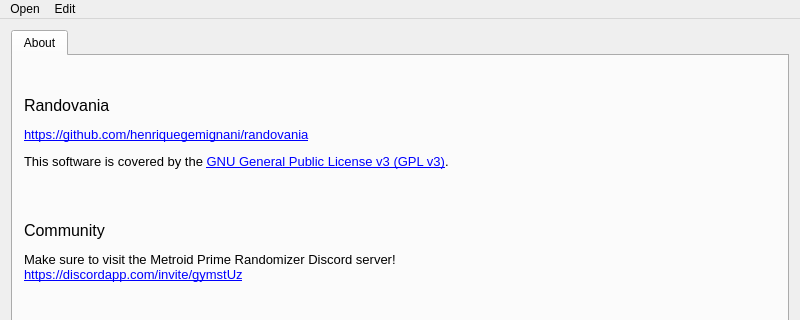
Above: randovania/gui/mainwindow.ui from randovania/randovania before the change; both pictures show x 0 to 800 and y 0 to 320 of the 800 by 588 pixel window. Below: the same form after it.
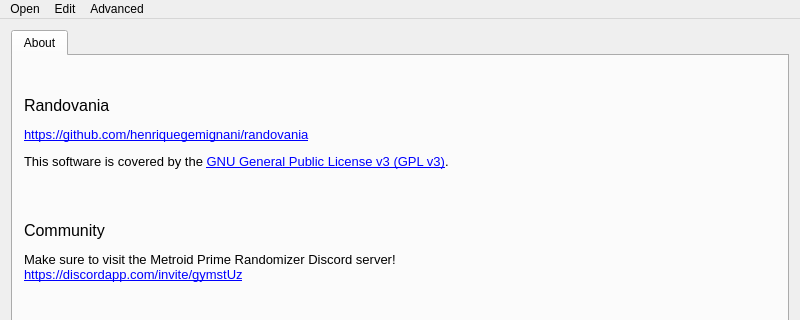
That is the form after the change.

Commit message: Add advanced options as drop down menu, allow skipping validation and time limit

```diff
--- a/randovania/gui/mainwindow.ui
+++ b/randovania/gui/mainwindow.ui
@@ -161,8 +161,17 @@
     </widget>
     <addaction name="menu_database"/>
    </widget>
+   <widget class="QMenu" name="menu_advanced">
+    <property name="title">
+     <string>Advanced</string>
+    </property>
+    <addaction name="menu_action_export_iso"/>
+    <addaction name="menu_action_validate_seed_after"/>
+    <addaction name="menu_action_timeout_generation_after_a_time_limit"/>
+   </widget>
    <addaction name="menu_open"/>
    <addaction name="menu_edit"/>
+   <addaction name="menu_advanced"/>
   </widget>
   <action name="menu_action_data_visualizer">
    <property name="text">
```
Left out of the diff: 27 changed lines with no effect on the pictures. The commit also changes 12 other files.
